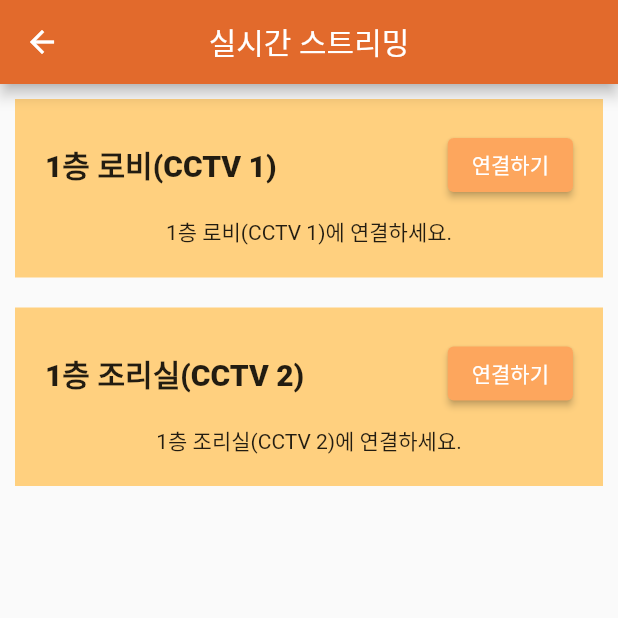
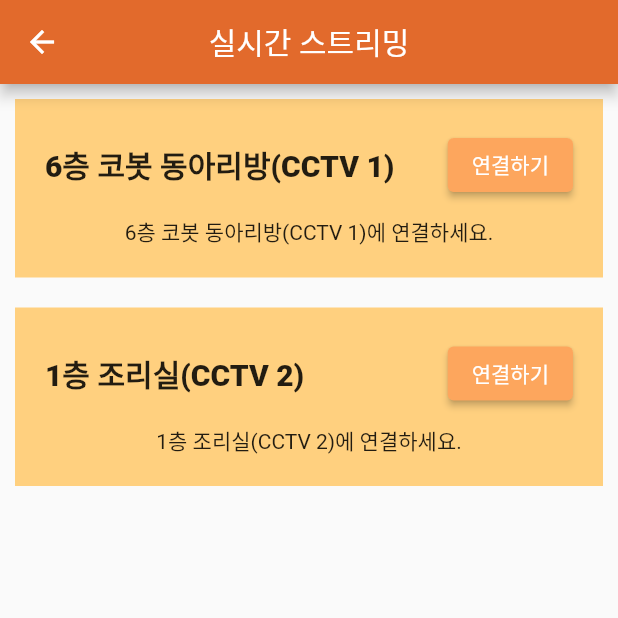
Before and after one commit to KOBOTBOARD-11/OSS_2022, a Flutter app: the FireStreamPage screen opened by its route, on a phone screen of 412 x 824 dp, the top half of it. Run offline on Flutter 3.47's test engine with Material 2 defaults, Android fonts, the phone set to English and light mode, and no system bars; our stand-ins replace cached_network_image, cloud_firestore, firebase_core, firebase_messaging, flutter_local_notifications, stop_watch_timer and 1 more; accounts and stored records are empty.

Commit message:
fix : code arrange and add comment

```diff
--- a/booriya/lib/main.dart
+++ b/booriya/lib/main.dart
@@ -1,6 +1,3 @@
-import 'dart:ffi';
-
-import 'package:booriya/confirm_and_notice/notification.dart';
 import 'package:booriya/pages/fire_detect_page/fire_detect_page_detail.dart';
 import 'package:booriya/pages/fire_detect_page/fire_detect_page.dart';
 import 'package:booriya/pages/fire_info_page/fire_info_page.dart';
--- a/booriya/lib/pages/fire_detect_page/detect_commons/detect_common_form_field.dart
+++ b/booriya/lib/pages/fire_detect_page/detect_commons/detect_common_form_field.dart
@@ -3,8 +3,8 @@ import 'package:flutter/material.dart';
 import '../../../Colors.dart';
 import '../../../common/info_form_field.dart';
 
+// FireDetectPageDetail 페이지에서 snapshot을 통해 가져온 데이터들을 보여준다.
 class DetectCommonFormField extends StatelessWidget {
-  // final humanImage;
   final detectTimeText;
   final detectCountText;
   final imageUrl;
@@ -14,8 +14,6 @@ class DetectCommonFormField extends StatelessWidget {
       required this.detectTimeText,
       required this.detectCountText});
 
-  // const DetectCommonFormField({required this.humanImage, required this.detectInfoText});
-
   @override
   Widget build(BuildContext context) {
     return Column(
@@ -23,7 +21,9 @@ class DetectCommonFormField extends StatelessWidget {
         Padding(
           padding: const EdgeInsets.symmetric(horizontal: 15),
           child: Center(
+            // 탐지된 순간의 이미지를 보여준다.
             child: CachedNetworkImage(
+              // cachedNetworkImage를 통해 한번 로딩되면 다음 접속할때는 바로 뜨게 한다.
               fit: BoxFit.cover,
               imageUrl: imageUrl,
               placeholder: (context, url) => CircularProgressIndicator(),
--- a/booriya/lib/pages/fire_detect_page/detect_info_datalist.dart
+++ b/booriya/lib/pages/fire_detect_page/detect_info_datalist.dart
@@ -1 +1,3 @@
+// snapshot을 통해 가져온 데이터들을 담을 List
+// 해당 List에 담긴 데이터들을 통해서 FireDetectPage를 구성한다.
 List<dynamic> detectInfo = [];
--- a/booriya/lib/pages/fire_detect_page/fire_detect_page_detail.dart
+++ b/booriya/lib/pages/fire_detect_page/fire_detect_page_detail.dart
@@ -1,7 +1,5 @@
 import 'package:booriya/styles.dart';
 import 'package:flutter/material.dart';
-
-import '../../Colors.dart';
 import 'detect_commons/detect_common_form_field.dart';
 
 class DetailArguments {
@@ -37,6 +35,7 @@ class Detail extends StatelessWidget {
             padding: const EdgeInsets.symmetric(vertical: 10),
             child: TextButton(
               onPressed: () {
+                // 해당 cctv이름의 버튼을 클릭하면 현재 cctv 스트리밍 페이지로도 넘어갈 수 있다.
                 Navigator.pushNamed(context, "/stream");
               },
               child: Text(
--- a/booriya/lib/pages/fire_info_page/fire_info_page.dart
+++ b/booriya/lib/pages/fire_info_page/fire_info_page.dart
@@ -36,6 +36,7 @@ class FireInfoPage extends StatelessWidget {
     );
   }
 
+  // video 화면을 구성한다.
   Widget _buildVideo(String url) {
     return Column(
       children: [
@@ -49,6 +50,7 @@ class FireInfoPage extends StatelessWidget {
     );
   }
 
+  // 화재 발생 상세 정보를 구성한다.
   Widget _buildInfo(String location, String roomName, String date) {
     return Column(
       children: [
--- a/booriya/lib/pages/fire_on_page/fire_on.dart
+++ b/booriya/lib/pages/fire_on_page/fire_on.dart
@@ -13,6 +13,7 @@ var location;
 var roomName;
 var date;
 
+// 불이 발생했을 때의 화면을 구성한다.
 class FireOn extends StatefulWidget {
   @override
   State<FireOn> createState() => _FireOnState();
@@ -26,6 +27,7 @@ class _FireOnState extends State<FireOn> {
     super.initState();
   }
 
+  // firebase로 부터 최초 화재 발생 상황을 받아온다.
   Future<List> _buildDb() async {
     var db = FirebaseFirestore.instance;
     var doc_ref_info =
--- a/booriya/lib/pages/fire_stream_page/fire_stream_page.dart
+++ b/booriya/lib/pages/fire_stream_page/fire_stream_page.dart
@@ -2,19 +2,17 @@ import 'package:booriya/pages/fire_stream_page/stream_commons/camera_list.dart';
 import 'package:booriya/pages/fire_stream_page/stream_commons/fire_streaming_video.dart';
 import 'package:flutter/material.dart';
 
+// 실시간 cctv의 화면을 스트리밍을 통해 볼 수 있는 page
 class FireStreamPage extends StatelessWidget {
   @override
   Widget build(BuildContext context) {
     return Scaffold(
       appBar: AppBar(title: Text("실시간 스트리밍")),
-      body: Container(
-        alignment: Alignment.center,
-        child: Column(
-          children: [
-            VideoStream(cameraNum: 1),
-            VideoStream(cameraNum: 2),
-          ],
-        ),
+      body: ListView(
+        children: [
+          VideoStream(cameraNum: 1),
+          VideoStream(cameraNum: 2),
+        ],
       ),
     );
   }
--- a/booriya/lib/pages/fire_stream_page/stream_commons/camera_list.dart
+++ b/booriya/lib/pages/fire_stream_page/stream_commons/camera_list.dart
@@ -1,4 +1,4 @@
 Map cameraList = {
-  1: ['1층 로비', '192.168.0.42:6000'],
+  1: ['6층 코봇 동아리방', '192.168.0.42:6000'],
   2: ['1층 조리실', '192.168.0.42:6000'],
 };
```
Also changed, not shown: booriya/lib/common/info_form_field.dart (+3 -4 lines), booriya/lib/confirm_and_notice/confirm.dart (+4 -3 lines), booriya/lib/confirm_and_notice/notification.dart (deleted, +0 -43 lines), booriya/lib/pages/fire_detect_page/fire_detect_page.dart (+10 -8 lines), booriya/lib/pages/fire_info_page/components/video_play.dart (+5 -6 lines), booriya/lib/pages/fire_off_page/fire_off.dart (+3 -5 lines).
